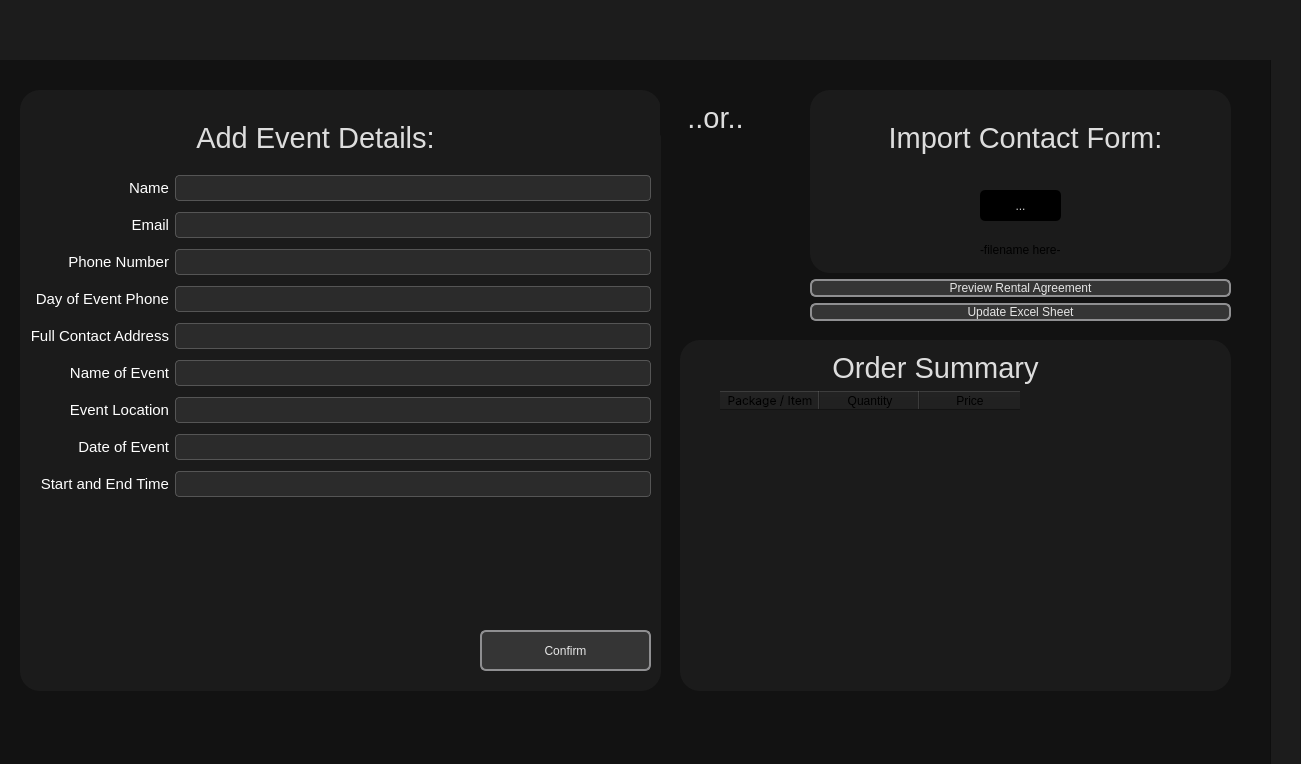
Old version of the form gui/LujoIMS_UI_v1.2.ui in the repository ThanksLogan/RentalInventoryManager.
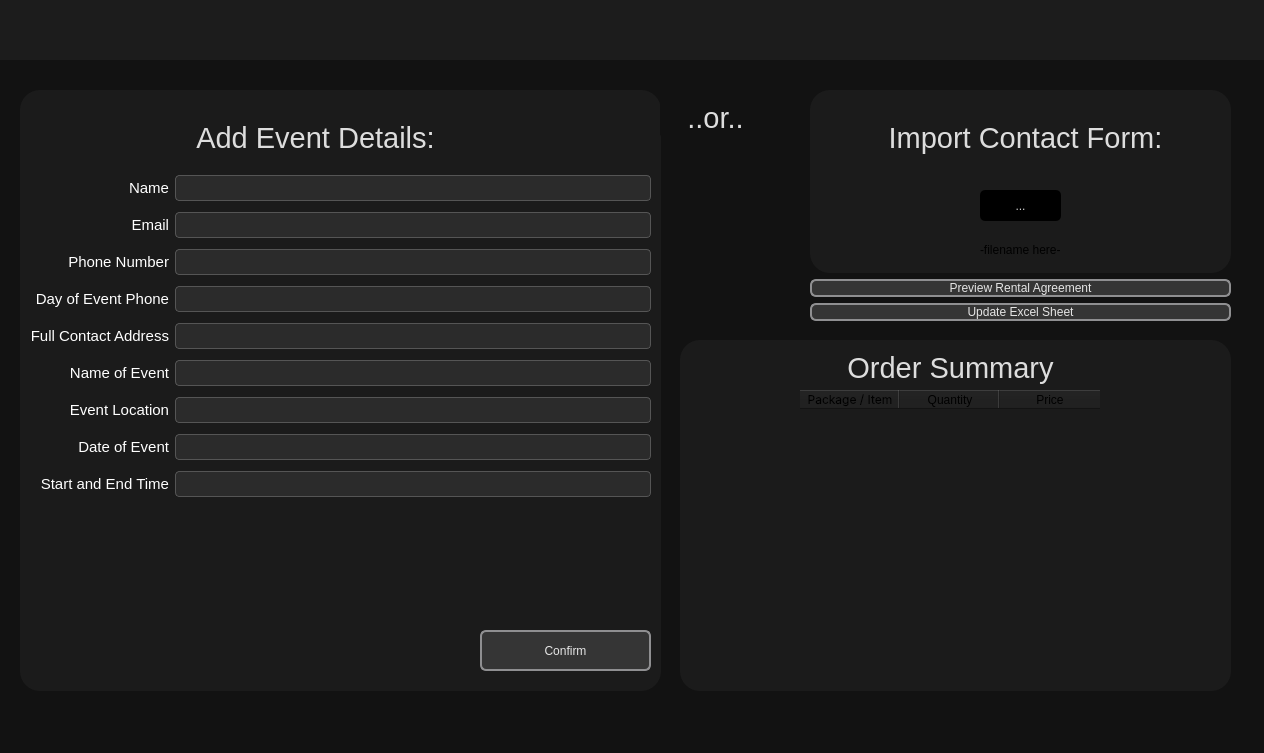
New version of the form. The open tabs and pages were chosen to show the change. Icons and pictures are not drawn.

Commit message: added rental agreement generation button

Diff of the .ui file:
```diff
--- a/gui/LujoIMS_UI_v1.2.ui
+++ b/gui/LujoIMS_UI_v1.2.ui
@@ -6,8 +6,8 @@
    <rect>
     <x>0</x>
     <y>0</y>
-    <width>1301</width>
-    <height>764</height>
+    <width>1264</width>
+    <height>753</height>
    </rect>
   </property>
   <property name="windowTitle">
@@ -1293,9 +1293,9 @@
       <widget class="QLabel" name="label_37">
        <property name="geometry">
         <rect>
-         <x>100</x>
+         <x>120</x>
          <y>10</y>
-         <width>311</width>
+         <width>301</width>
          <height>35</height>
         </rect>
        </property>
@@ -1316,9 +1316,9 @@
       <widget class="QTableWidget" name="tableWidget">
        <property name="geometry">
         <rect>
-         <x>40</x>
-         <y>51</y>
-         <width>481</width>
+         <x>120</x>
+         <y>50</y>
+         <width>301</width>
          <height>221</height>
         </rect>
        </property>
```
Left out of the diff: 9 changed lines with no effect on the pictures. The commit also changes 6 other files.
